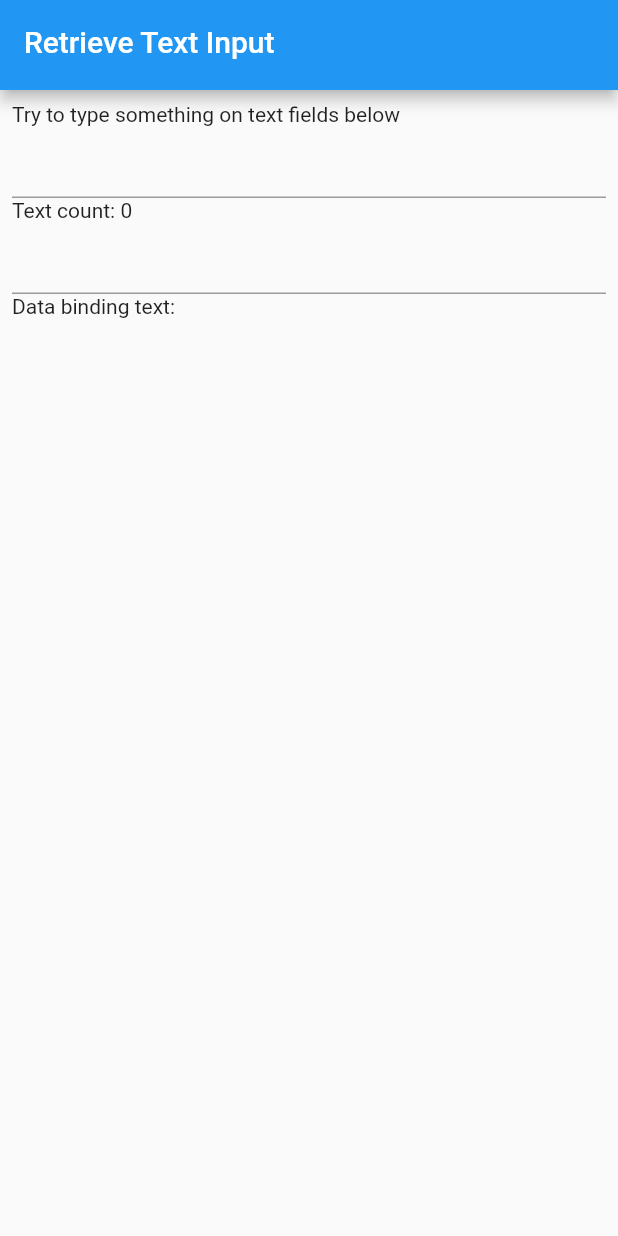
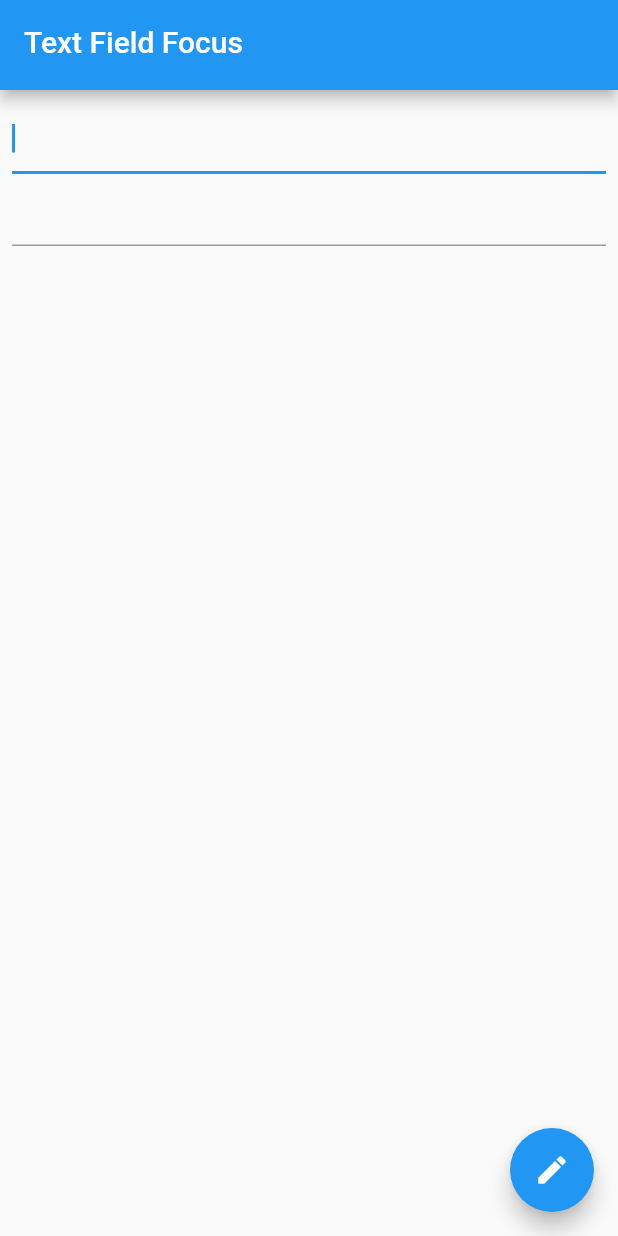
Before and after one commit to tkuanhoong/flutter_docu_app, a Flutter app: the screen it shows after launch, on a phone screen of 412 x 824 dp. Run offline on Flutter 3.47's test engine with Material 2 defaults, Android fonts, the phone set to English and light mode, and no system bars.

Commit message:
Manage focus in text field

```diff
--- a/lib/main.dart
+++ b/lib/main.dart
@@ -1,6 +1,7 @@
 import 'package:flutter/material.dart';
 import 'package:flutter_docu_app/theme/app_theme.dart';
 import 'package:flutter_docu_app/ui/4.interactivity/input&forms/handle_changes_to_text_field.dart';
+import 'package:flutter_docu_app/ui/4.interactivity/input&forms/manage_focus_in_text_field.dart';
 
 void main() {
   runApp(const MyApp());
@@ -13,7 +14,7 @@ class MyApp extends StatelessWidget {
   Widget build(BuildContext context) {
     return MaterialApp(
       debugShowCheckedModeBanner: false,
-      home: const HandleChangesToTextField(),
+      home: const ManageFocusInTextField(),
       // Create an app theme
       theme: ThemeData(
           // useMaterial3: true,
--- /dev/null
+++ b/lib/ui/4.interactivity/input&forms/manage_focus_in_text_field.dart
@@ -0,0 +1,53 @@
+import 'package:flutter/material.dart';
+import 'package:flutter_docu_app/components/app_bar_with_title.dart';
+
+class ManageFocusInTextField extends StatefulWidget {
+  const ManageFocusInTextField({super.key});
+
+  @override
+  State<ManageFocusInTextField> createState() => _ManageFocusInTextFieldState();
+}
+
+class _ManageFocusInTextFieldState extends State<ManageFocusInTextField> {
+  late FocusNode myFocusNode;
+  @override
+  void initState() {
+    super.initState();
+    myFocusNode = FocusNode();
+  }
+
+  @override
+  void dispose() {
+    myFocusNode.dispose();
+    super.dispose();
+  }
+
+  @override
+  Widget build(BuildContext context) {
+    return Scaffold(
+      appBar: const AppBarWithTitle(title: 'Text Field Focus'),
+      body: Padding(
+        padding: const EdgeInsets.all(8.0),
+        child: Column(
+          children: [
+            // focus a text field as soon as it's visible
+            const TextField(
+              autofocus: true,
+            ),
+            // focus a text field when a button is tapped
+            TextField(
+              focusNode: myFocusNode,
+            )
+          ],
+        ),
+      ),
+      floatingActionButton: FloatingActionButton(
+        child: const Icon(Icons.edit),
+        onPressed: () {
+          // give focus to text field using myFocusNode
+          myFocusNode.requestFocus();
+        },
+      ),
+    );
+  }
+}
```
